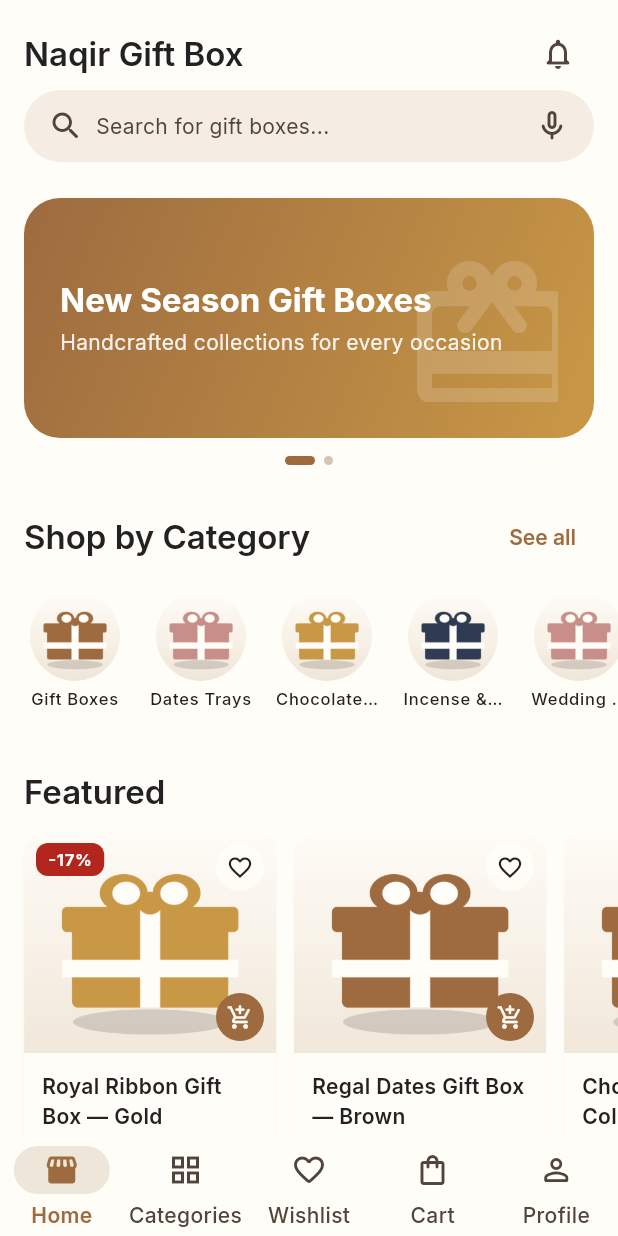
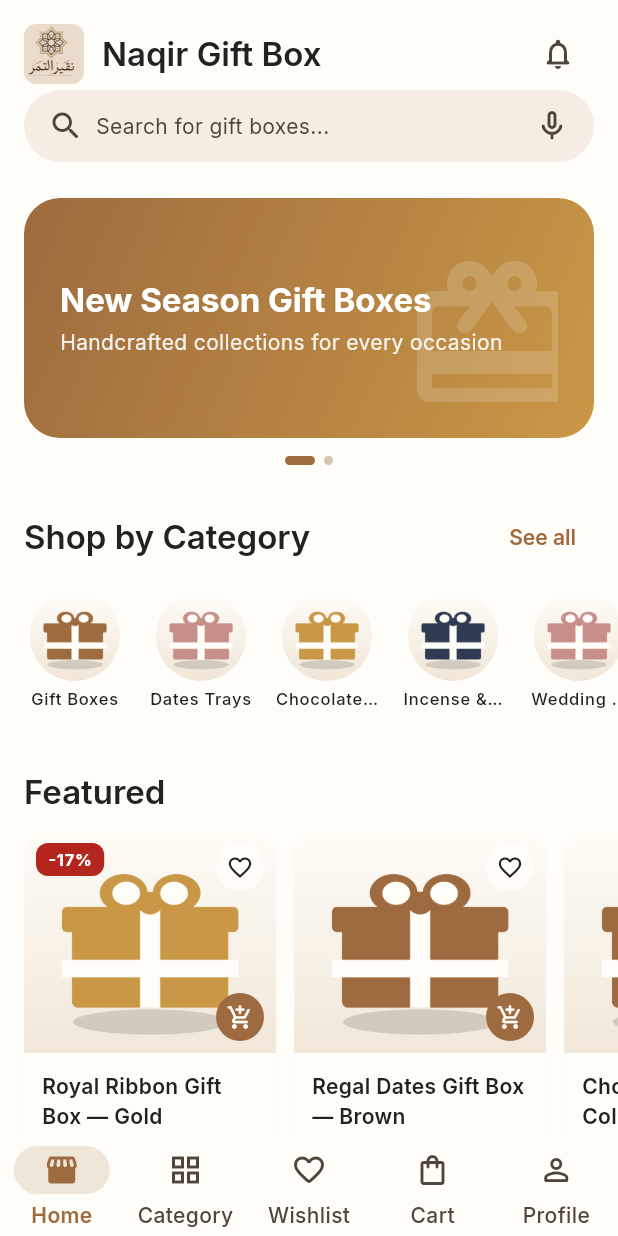
Before and after one commit to mohdsayeed1979/naqir, a Flutter app: the HomeScreen screen opened by its route, on a phone screen of 412 x 824 dp. Run offline on Flutter 3.47's test engine with Material 3 defaults, Android fonts, the phone set to English and light mode, and no system bars; our stand-ins replace cached_network_image, dio, firebase_core, firebase_messaging, flutter_local_notifications, flutter_riverpod and 14 more; accounts and stored records are empty; generated files the repository leaves out were written again.

Commit message:
fix: bottom nav label wrapping and add brand logo to home header
- Shortened the "Categories" nav label to "Category" — it was wrapping
  mid-word ("Categori"/"es") in the bottom navigation bar on-device
- Added the real brand logo (assets/icons/app_icon.png) to the Home
  screen header, next to the greeting text

Co-Authored-By: Claude Sonnet 5 <noreply@anthropic.com>

```diff
--- a/lib/features/home/presentation/screens/home_screen.dart
+++ b/lib/features/home/presentation/screens/home_screen.dart
@@ -2,6 +2,7 @@ import 'package:flutter/material.dart';
 import 'package:flutter_riverpod/flutter_riverpod.dart';
 import 'package:go_router/go_router.dart';
 import 'package:naqirgiftbox/core/constants/app_dimens.dart';
+import 'package:naqirgiftbox/core/constants/asset_paths.dart';
 import 'package:naqirgiftbox/core/error/failures.dart';
 import 'package:naqirgiftbox/core/localization/gen/app_localizations.dart';
 import 'package:naqirgiftbox/core/router/route_paths.dart';
@@ -71,6 +72,16 @@ class HomeScreen extends ConsumerWidget {
                     ),
                     child: Row(
                       children: [
+                        ClipRRect(
+                          borderRadius: BorderRadius.circular(AppRadius.sm),
+                          child: Image.asset(
+                            AssetPaths.appIcon,
+                            width: 40,
+                            height: 40,
+                            fit: BoxFit.cover,
+                          ),
+                        ),
+                        const SizedBox(width: AppSpacing.sm),
                         Expanded(
                           child: Column(
                             crossAxisAlignment: CrossAxisAlignment.start,
--- a/lib/l10n/app_en.arb
+++ b/lib/l10n/app_en.arb
@@ -31,7 +31,7 @@
   "commonOr": "or",
 
   "navHome": "Home",
-  "navCategories": "Categories",
+  "navCategories": "Category",
   "navWishlist": "Wishlist",
   "navCart": "Cart",
   "navProfile": "Profile",
```
